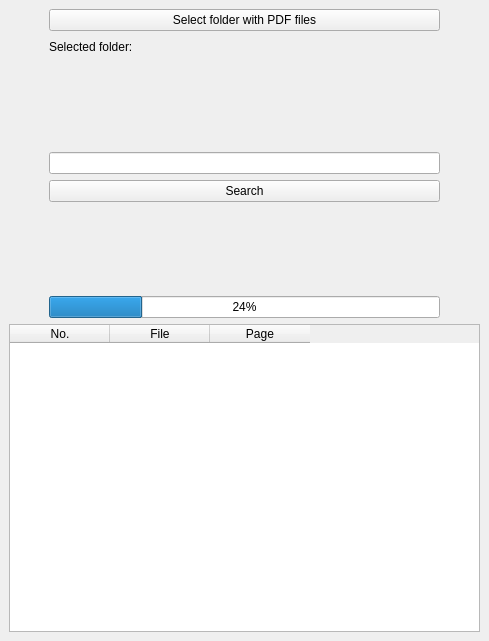
Old version of the form ui/main.ui in the repository Unvire/FastPDFReader.
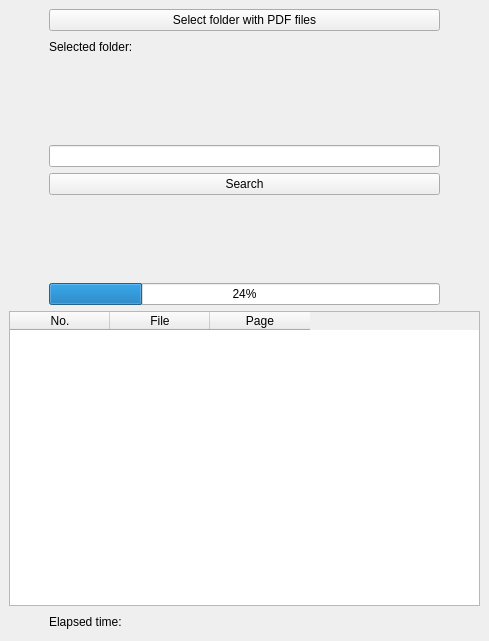
New version of the form.

Commit message: Adds elapsed time label

Patch:
```diff
--- a/ui/main.ui
+++ b/ui/main.ui
@@ -259,6 +259,43 @@
       </column>
      </widget>
     </item>
+    <item>
+     <layout class="QHBoxLayout" name="horizontalLayout_7" stretch="0,1,0">
+      <item>
+       <spacer name="horizontalSpacer_11">
+        <property name="orientation">
+         <enum>Qt::Horizontal</enum>
+        </property>
+        <property name="sizeHint" stdset="0">
+         <size>
+          <width>40</width>
+          <height>20</height>
+         </size>
+        </property>
+       </spacer>
+      </item>
+      <item>
+       <widget class="QLabel" name="elapsedTimeLabel">
+        <property name="text">
+         <string>Elapsed time:</string>
+        </property>
+       </widget>
+      </item>
+      <item>
+       <spacer name="horizontalSpacer_12">
+        <property name="orientation">
+         <enum>Qt::Horizontal</enum>
+        </property>
+        <property name="sizeHint" stdset="0">
+         <size>
+          <width>40</width>
+          <height>20</height>
+         </size>
+        </property>
+       </spacer>
+      </item>
+     </layout>
+    </item>
    </layout>
   </widget>
  </widget>
```
The commit also changes 1 other file.
